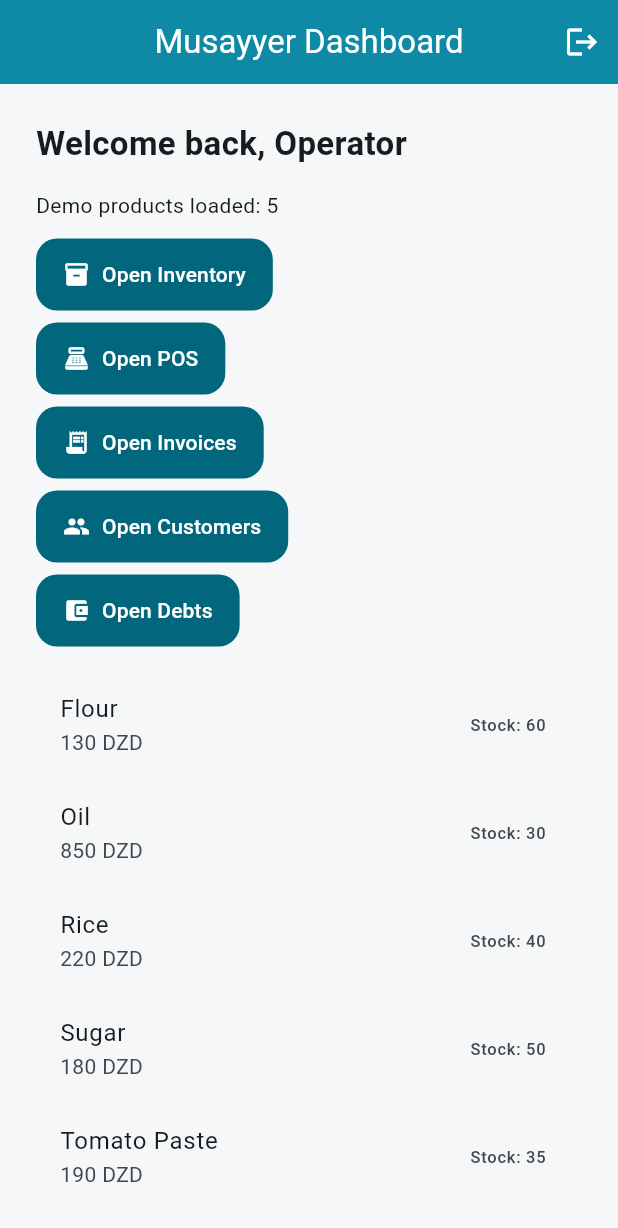
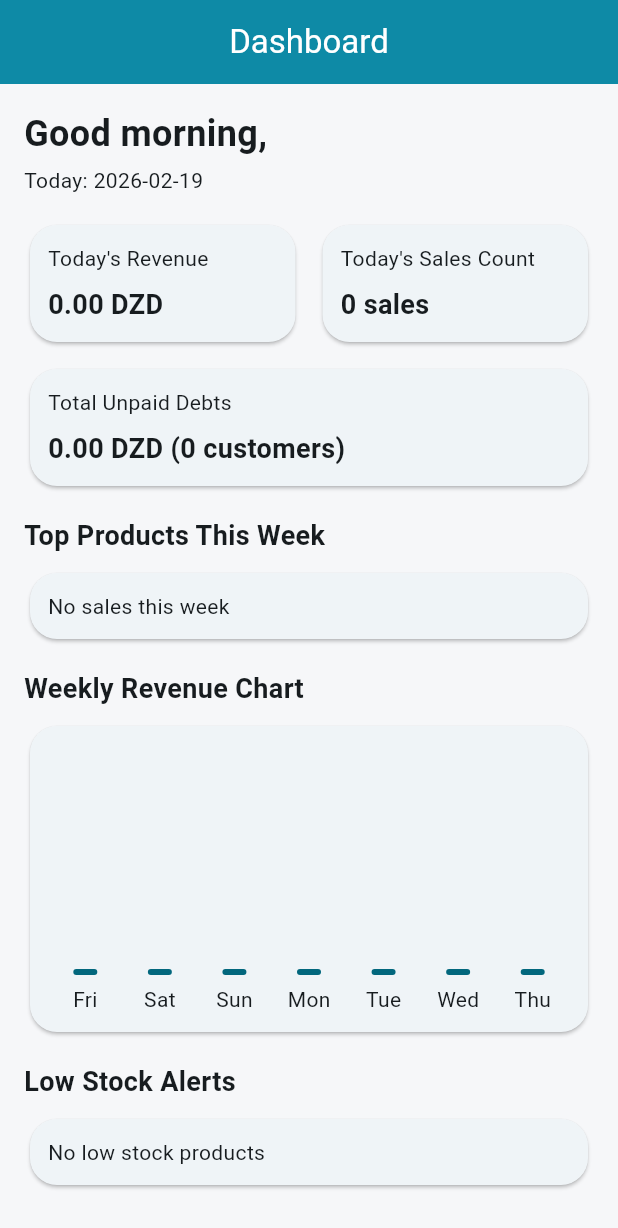
Before and after one commit to kmohamed-dz/musayyer_app, a Flutter app: the screen it shows after launch, after a tap on "Get Started", on a phone screen of 412 x 824 dp. Shown: the top 1228 px of the screen. Run offline on Flutter 3.47's test engine with Material 3 defaults, Android fonts, the phone set to English and light mode, and no system bars; our stand-ins replace dio, flutter_riverpod, go_router, hive, hive_flutter, pdf and 2 more; missing offline and left inert: mobile_scanner; accounts and stored records are empty.

Commit message:
feat(dashboard): add daily KPIs, weekly chart, and alerts

```diff
--- a/lib/src/core/routing/router.dart
+++ b/lib/src/core/routing/router.dart
@@ -5,8 +5,8 @@ import '../../features/auth/presentation/login_screen.dart';
 import '../../features/customers/presentation/screens/add_customer_screen.dart';
 import '../../features/customers/presentation/screens/customer_detail_screen.dart';
 import '../../features/customers/presentation/screens/customer_list_screen.dart';
+import '../../features/dashboard/presentation/screens/dashboard_screen.dart';
 import '../../features/debt/presentation/screens/debt_list_screen.dart';
-import '../../features/home/presentation/home_screen.dart';
 import '../../features/inventory/presentation/screens/add_edit_product_screen.dart';
 import '../../features/inventory/presentation/screens/product_detail_screen.dart';
 import '../../features/inventory/presentation/screens/product_list_screen.dart';
@@ -39,7 +39,11 @@ final appRouterProvider = Provider<GoRouter>((ref) {
       ),
       GoRoute(
         path: '/home',
-        builder: (_, __) => const HomeScreen(),
+        builder: (_, __) => const DashboardScreen(),
+      ),
+      GoRoute(
+        path: '/dashboard',
+        builder: (_, __) => const DashboardScreen(),
       ),
       GoRoute(
         path: '/inventory',
@@ -113,7 +117,7 @@ final appRouterProvider = Provider<GoRouter>((ref) {
       }
 
       if (path == '/splash' || path == '/onboarding' || path == '/login') {
-        return '/home';
+        return '/dashboard';
       }
 
       return null;
--- a/lib/src/features/auth/presentation/login_screen.dart
+++ b/lib/src/features/auth/presentation/login_screen.dart
@@ -37,7 +37,7 @@ class _LoginScreenState extends ConsumerState<LoginScreen> {
     await storage.setString(StorageKeys.authToken, _emailController.text.trim());
 
     if (mounted) {
-      context.go('/home');
+      context.go('/dashboard');
     }
 
     if (mounted) {
--- /dev/null
+++ b/lib/src/features/dashboard/presentation/screens/dashboard_screen.dart
@@ -0,0 +1,227 @@
+import 'package:flutter/material.dart';
+import 'package:flutter_riverpod/flutter_riverpod.dart';
+import 'package:go_router/go_router.dart';
+import 'package:hive_flutter/hive_flutter.dart';
+import 'package:intl/intl.dart';
+
+import '../../../../core/db/hive_boxes.dart';
+import '../../../../core/di/providers.dart';
+import '../../../../core/storage/storage_keys.dart';
+import '../../../debt/data/models/debt_model.dart';
+import '../providers/dashboard_providers.dart';
+
+class DashboardScreen extends ConsumerStatefulWidget {
+  const DashboardScreen({super.key});
+
+  @override
+  ConsumerState<DashboardScreen> createState() => _DashboardScreenState();
+}
+
+class _DashboardScreenState extends ConsumerState<DashboardScreen> {
+  late final Box debtBox;
+  late final Box invoiceBox;
+  late final Box productBox;
+
+  @override
+  void initState() {
+    super.initState();
+    debtBox = Hive.box<DebtModel>(HiveBoxes.debts);
+    invoiceBox = Hive.box(HiveBoxes.invoices);
+    productBox = Hive.box(HiveBoxes.products);
+
+    debtBox.listenable().addListener(_triggerRefresh);
+    invoiceBox.listenable().addListener(_triggerRefresh);
+    productBox.listenable().addListener(_triggerRefresh);
+  }
+
+  @override
+  void dispose() {
+    debtBox.listenable().removeListener(_triggerRefresh);
+    invoiceBox.listenable().removeListener(_triggerRefresh);
+    productBox.listenable().removeListener(_triggerRefresh);
+    super.dispose();
+  }
+
+  void _triggerRefresh() {
+    if (mounted) {
+      setState(() {});
+    }
+  }
+
+  @override
+  Widget build(BuildContext context) {
+    final storage = ref.read(localStorageProvider);
+    final shopName = storage.getString(StorageKeys.shopName) ?? 'Musayyer';
+    final todayRevenue = ref.watch(todayRevenueProvider);
+    final todaySalesCount = ref.watch(todaySalesCountProvider);
+    final totalUnpaidDebts = ref.watch(totalUnpaidDebtsProvider);
+    final topProducts = ref.watch(topProductsWeekProvider);
+    final weeklyRevenue = ref.watch(weeklyRevenueProvider);
+    final lowStockProducts = ref.watch(lowStockDashboardProvider);
+
+    final debts = Hive.box<DebtModel>(HiveBoxes.debts).values;
+    final debtCustomersCount = debts.where((debt) => debt.remainingAmount > 0).map((d) => d.customerId).toSet().length;
+
+    return Scaffold(
+      appBar: AppBar(title: const Text('Dashboard')),
+      body: ListView(
+        padding: const EdgeInsets.all(16),
+        children: [
+          Text(
+            'Good morning, $shopName',
+            style: const TextStyle(fontSize: 24, fontWeight: FontWeight.bold),
+          ),
+          const SizedBox(height: 4),
+          Text('Today: ${DateFormat('yyyy-MM-dd').format(DateTime.now())}'),
+          const SizedBox(height: 16),
+          Row(
+            children: [
+              Expanded(
+                child: _KpiCard(
+                  title: "Today's Revenue",
+                  value: '${todayRevenue.toStringAsFixed(2)} DZD',
+                ),
+              ),
+              const SizedBox(width: 10),
+              Expanded(
+                child: _KpiCard(
+                  title: "Today's Sales Count",
+                  value: '$todaySalesCount sales',
+                ),
+              ),
+            ],
+          ),
+          const SizedBox(height: 10),
+          _KpiCard(
+            title: 'Total Unpaid Debts',
+            value: '${totalUnpaidDebts.toStringAsFixed(2)} DZD ($debtCustomersCount customers)',
+          ),
+          const SizedBox(height: 16),
+          const Text('Top Products This Week', style: TextStyle(fontSize: 18, fontWeight: FontWeight.bold)),
+          const SizedBox(height: 8),
+          Card(
+            child: Padding(
+              padding: const EdgeInsets.all(12),
+              child: topProducts.isEmpty
+                  ? const Text('No sales this week')
+                  : Column(
+                      children: [
+                        for (var i = 0; i < topProducts.length; i++)
+                          ListTile(
+                            contentPadding: EdgeInsets.zero,
+                            title: Text('${i + 1}. ${topProducts[i].name}'),
+                            trailing: Text('${topProducts[i].units} units'),
+                          ),
+                      ],
+                    ),
+            ),
+          ),
+          const SizedBox(height: 16),
+          const Text('Weekly Revenue Chart', style: TextStyle(fontSize: 18, fontWeight: FontWeight.bold)),
+          const SizedBox(height: 8),
+          Card(
+            child: Padding(
+              padding: const EdgeInsets.all(12),
+              child: SizedBox(
+                height: 180,
+                child: _WeeklyRevenueChart(data: weeklyRevenue),
+              ),
+            ),
+          ),
+          const SizedBox(height: 16),
+          const Text('Low Stock Alerts', style: TextStyle(fontSize: 18, fontWeight: FontWeight.bold)),
+          const SizedBox(height: 8),
+          if (lowStockProducts.isEmpty)
+            const Card(
+              child: Padding(
+                padding: EdgeInsets.all(12),
+                child: Text('No low stock products'),
+              ),
+            ),
+          for (final product in lowStockProducts)
+            Card(
+              child: ListTile(
+                title: Text(product.nameAr.isNotEmpty ? product.nameAr : product.name),
+                subtitle: Text('${product.stock} left'),
+                trailing: const Icon(Icons.chevron_right),
+                onTap: () => context.push('/inventory/edit/${product.id}'),
+              ),
+            ),
+        ],
+      ),
+    );
+  }
+}
+
+class _KpiCard extends StatelessWidget {
+  const _KpiCard({
+    required this.title,
+    required this.value,
+  });
+
+  final String title;
+  final String value;
+
+  @override
+  Widget build(BuildContext context) {
+    return Card(
+      child: Padding(
+        padding: const EdgeInsets.all(12),
+        child: Column(
+          crossAxisAlignment: CrossAxisAlignment.start,
+          children: [
+            Text(title),
+            const SizedBox(height: 8),
+            Text(
+              value,
+              style: const TextStyle(fontSize: 18, fontWeight: FontWeight.bold),
+            ),
+          ],
+        ),
+      ),
+    );
+  }
+}
+
+class _WeeklyRevenueChart extends StatelessWidget {
+  const _WeeklyRevenueChart({required this.data});
+
+  final List<DailyRevenue> data;
+
+  @override
+  Widget build(BuildContext context) {
+    final maxRevenue = data.fold<double>(0, (maxValue, item) => item.revenue > maxValue ? item.revenue : maxValue);
+
+    return Row(
+      crossAxisAlignment: CrossAxisAlignment.end,
+      children: [
+        for (final item in data)
+          Expanded(
+            child: Padding(
+              padding: const EdgeInsets.symmetric(horizontal: 4),
+              child: Column(
+                mainAxisAlignment: MainAxisAlignment.end,
+                children: [
+                  Expanded(
+                    child: Align(
+                      alignment: Alignment.bottomCenter,
+                      child: Container(
+                        width: 16,
+                        height: maxRevenue == 0 ? 4 : (item.revenue / maxRevenue) * 120,
+                        decoration: BoxDecoration(
+                          color: Theme.of(context).colorScheme.primary,
+                          borderRadius: BorderRadius.circular(6),
+                        ),
+                      ),
+                    ),
+                  ),
+                  const SizedBox(height: 6),
+                  Text(DateFormat('E').format(item.date)),
+                ],
+              ),
+            ),
+          ),
+      ],
+    );
+  }
+}
```
Also changed, not shown: lib/src/features/dashboard/presentation/providers/dashboard_providers.dart (added, +99 -0 lines).
